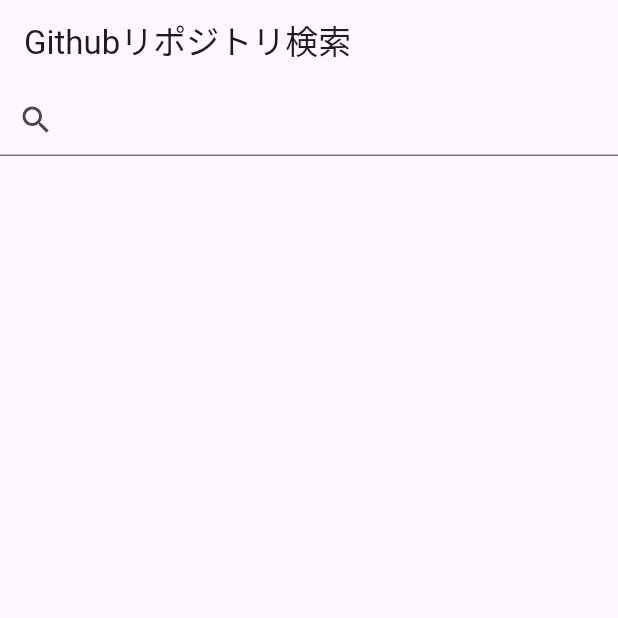
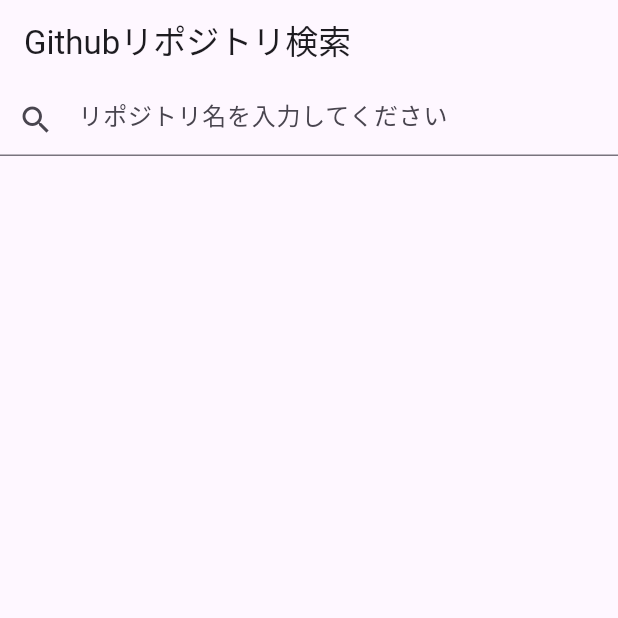
Before and after one commit to shunsuke459/repository_search, a Flutter app: the screen it shows after launch, on a phone screen of 412 x 824 dp, the top half of it. Run offline on Flutter 3.47's test engine with Material 2 defaults, Android fonts, the phone set to English and light mode, and no system bars; our stand-ins replace dio, flutter_riverpod, freezed_annotation, pretty_dio_logger.

Commit message:
add: 検索画面のローディング時とエラー時のデザインを実装

```diff
--- a/lib/page/search/search_repository_page.dart
+++ b/lib/page/search/search_repository_page.dart
@@ -2,26 +2,34 @@ import 'package:flutter/material.dart';
 import 'package:flutter_riverpod/flutter_riverpod.dart';
 import 'package:repository_search/page/search/presenter/repository_list_presenter.dart';
 import 'package:repository_search/page/search_result/search_result_page.dart';
+import 'package:repository_search/theme/app_theme_color.dart';
 
 class SearchRepositoryPage extends ConsumerWidget {
   SearchRepositoryPage({Key? key}) : super(key: key);
 
   final controller = TextEditingController();
+  final formGlobalKey = GlobalKey<FormState>();
 
   @override
   Widget build(BuildContext context, WidgetRef ref) {
     final asyncSearchResultList = ref.watch(repositoryListPresenterProvider);
 
-    return Scaffold(
+    return GestureDetector(
+      onTap: () => FocusScope.of(context).unfocus(),
+      child: Scaffold(
         appBar: AppBar(
           title: const Text('Githubリポジトリ検索'),
         ),
-      body: Column(
+        body: Form(
+          key: formGlobalKey,
+          child: Column(
             children: [
               TextFormField(
                 controller: controller,
                 onFieldSubmitted: (text) => _onFieldSubmitted(ref, text),
+                validator: (value) => value!.isEmpty ? '入力してください' : null,
                 decoration: InputDecoration(
+                  hintText: 'リポジトリ名を入力してください',
                   prefixIcon: InkWell(
                     onTap: () => _onFieldSubmitted(ref, controller.text),
                     child: const Icon(Icons.search),
@@ -48,15 +56,51 @@ class SearchRepositoryPage extends ConsumerWidget {
                     ),
                   );
                 },
-            error: (_, __) => const Text('エラーが発生しました。'), // FIXME: エラー時のデザインをあてる
-            loading: () => const CircularProgressIndicator(),
+                error: (_, __) {
+                  return Builder(builder: (context) {
+                    WidgetsBinding.instance.addPostFrameCallback((_) {
+                      // エラーが発生したらSnackBarを表示
+                      ScaffoldMessenger.of(context).showSnackBar(
+                        SnackBar(
+                          backgroundColor: AppThemeColor.primaryMain.color,
+                          content: const Column(
+                            mainAxisAlignment: MainAxisAlignment.center,
+                            children: [
+                              Text(
+                                'エラーが発生しました',
+                                style: TextStyle(
+                                  fontSize: 16,
+                                  fontWeight: FontWeight.bold,
+                                ),
                               ),
                             ],
+                          ),
+                        ),
+                      );
+                    });
+
+                    return const SizedBox.shrink();
+                  });
+                },
+                loading: () => Expanded(
+                  child: Center(
+                    child: CircularProgressIndicator(
+                      color: AppThemeColor.primaryMain.color,
+                    ),
+                  ),
+                ),
+              ),
+            ],
+          ),
+        ),
       ),
     );
   }
 
   void _onFieldSubmitted(WidgetRef ref, String text) async {
+    // バリデーションチェック
+    if (!formGlobalKey.currentState!.validate()) return;
+
     await ref
         .read(repositoryListPresenterProvider.notifier)
         .fetchRepository(text);
--- /dev/null
+++ b/lib/theme/app_theme_color.dart
@@ -0,0 +1,26 @@
+import 'dart:ui';
+
+enum AppThemeColor {
+  black,
+  white,
+  red,
+  text,
+  primaryMain,
+}
+
+extension AppThemeColorExtension on AppThemeColor {
+  Color get color {
+    switch (this) {
+      case AppThemeColor.black:
+        return const Color(0xFF000000);
+      case AppThemeColor.white:
+        return const Color(0xFFFFFFFF);
+      case AppThemeColor.red:
+        return const Color(0xFFDA430D);
+      case AppThemeColor.text:
+        return const Color(0xFF333333);
+      case AppThemeColor.primaryMain:
+        return const Color(0xFFAC9C6D);
+    }
+  }
+}
```
Lines whose indentation alone changed are shown as unchanged.
